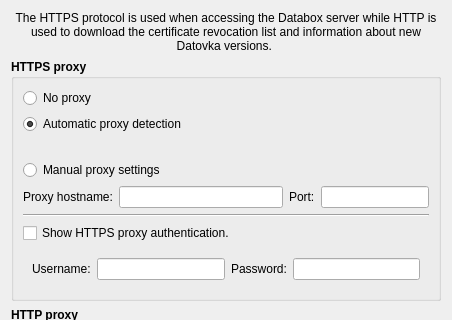
Qt form src/gui/ui/dlg_proxysets.ui (psakar/datovka) before a commit; both pictures show x 0 to 452 and y 0 to 320 of the 452 by 643 pixel window.
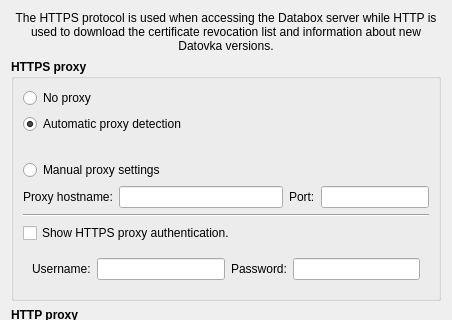
The same form after that commit. Icons and pictures are not drawn.

What changed in the file:
```diff
--- a/src/gui/ui/dlg_proxysets.ui
+++ b/src/gui/ui/dlg_proxysets.ui
@@ -42,7 +42,7 @@
       <number>1</number>
      </property>
      <property name="text">
-      <string>The HTTPS protocol is used when accessing the Databox server while HTTP is used to download the certificate revocation list and information about new Datovka versions. </string>
+      <string>The HTTPS protocol is used when accessing the Databox server while HTTP is used to download the certificate revocation list and information about new Datovka versions.</string>
      </property>
      <property name="alignment">
       <set>Qt::AlignCenter</set>
```
